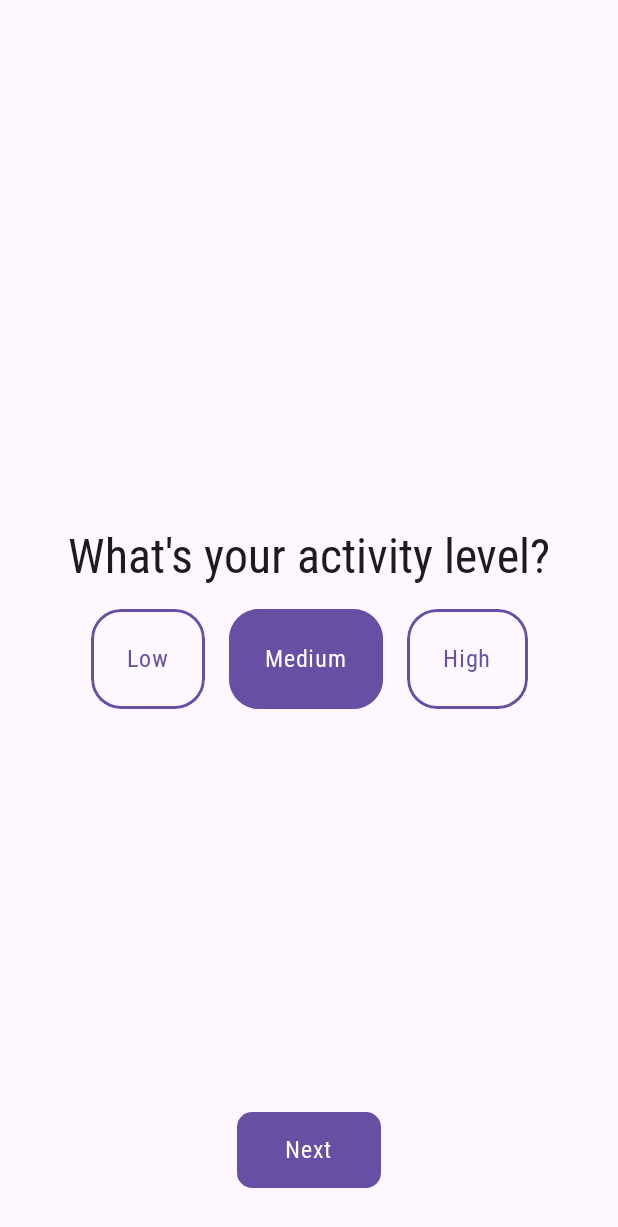
After one commit to zacefix/MyCaloryTracker, an Android app built with Jetpack Compose: the ActivityScreen screen opened through its navigation route, on a phone screen of 412 x 824 dp. The commit adds this screen. Shown: the top 1227 px of the screen. Run offline under Robolectric (Android 15) with nearby library versions, the phone set to English and light mode, and no system bars; our stand-ins replace Dagger/Hilt's generated code, accompanist.

Commit message:
step four

```diff
--- a/app/src/main/java/com/example/mycalorytracker/MainActivity.kt
+++ b/app/src/main/java/com/example/mycalorytracker/MainActivity.kt
@@ -1,13 +1,18 @@
 package com.example.mycalorytracker
 
+import android.annotation.SuppressLint
 import android.os.Bundle
 import androidx.activity.ComponentActivity
 import androidx.activity.compose.setContent
 import androidx.compose.foundation.layout.fillMaxSize
 import androidx.compose.material3.MaterialTheme
+import androidx.compose.material3.Scaffold
+import androidx.compose.material3.SnackbarHost
+import androidx.compose.material3.SnackbarHostState
 import androidx.compose.material3.Surface
 import androidx.compose.material3.Text
 import androidx.compose.runtime.Composable
+import androidx.compose.runtime.remember
 import androidx.compose.ui.Modifier
 import androidx.compose.ui.tooling.preview.Preview
 import androidx.navigation.compose.NavHost
@@ -16,48 +21,68 @@ import androidx.navigation.compose.rememberNavController
 import com.example.core.navigation.Route
 import com.example.mycalorytracker.navigation.navigate
 import com.example.mycalorytracker.ui.theme.MyCaloryTrackerTheme
+import com.example.onboarding_presentation.activity.ActivityScreen
+import com.example.onboarding_presentation.age.AgeScreen
 import com.example.onboarding_presentation.gender.GenderScreen
+import com.example.onboarding_presentation.height.HeightScreen
+import com.example.onboarding_presentation.weight.WeightScreen
 import com.example.onboarding_presentation.welcome.WelcomeScreen
 import dagger.hilt.android.AndroidEntryPoint
 
 
 @AndroidEntryPoint
 class MainActivity : ComponentActivity() {
+    @SuppressLint("UnusedMaterial3ScaffoldPaddingParameter")
     override fun onCreate(savedInstanceState: Bundle?) {
         super.onCreate(savedInstanceState)
         setContent {
             MyCaloryTrackerTheme {
-                // A surface container using the 'background' color from the theme
+                val navController = rememberNavController()
+                val snackBarState = remember { SnackbarHostState() }
+
                 Surface(
                     modifier = Modifier.fillMaxSize(),
                     color = MaterialTheme.colorScheme.background
                 ) {
-                    val navController = rememberNavController()
+                    Scaffold(
+                        modifier = Modifier.fillMaxSize(),
+                        snackbarHost = { SnackbarHost(snackBarState) }
+                    ) {
                         NavHost(
                             navController = navController,
                             startDestination = Route.WELCOME
                         ) {
                             composable(Route.WELCOME) {
-                            WelcomeScreen(navController::navigate)
-                        }
-                        composable(Route.AGE) {
-
+                                WelcomeScreen(onNavigate = navController::navigate)
                             }
                             composable(Route.GENDER) {
                                 GenderScreen(onNavigate = navController::navigate)
                             }
+                            composable(Route.AGE) {
+                                AgeScreen(
+                                    snackBarState = snackBarState,
+                                    onNavigate = navController::navigate
+                                )
+                            }
                             composable(Route.WEIGHT) {
-
+                                WeightScreen(
+                                    snackBarState = snackBarState,
+                                    onNavigate = navController::navigate
+                                )
                             }
                             composable(Route.HEIGHT) {
-
+                                HeightScreen(
+                                    snackBarState = snackBarState,
+                                    onNavigate = navController::navigate
+                                )
+                            }
+                            composable(Route.ACTIVITY) {
+                                ActivityScreen(onNavigate = navController::navigate)
                             }
                             composable(Route.NUTRIENT_GOAL) {
 
                             }
-                        composable(Route.ACTIVITY) {
 
-                        }
                             composable(Route.GOAL) {
 
                             }
@@ -69,8 +94,11 @@ class MainActivity : ComponentActivity() {
                             }
                         }
                     }
+
                 }
             }
+        }
+
     }
 }
 
--- a/app/src/main/java/com/example/mycalorytracker/di/AppModule.kt
+++ b/app/src/main/java/com/example/mycalorytracker/di/AppModule.kt
@@ -5,6 +5,7 @@ import android.content.Context.MODE_PRIVATE
 import android.content.SharedPreferences
 import com.example.core.domain.DefaultPreferences
 import com.example.core.domain.preferences.Preferences
+import com.example.core.domain.use_case.FilterOutDigits
 import dagger.Module
 import dagger.Provides
 import dagger.hilt.InstallIn
@@ -27,5 +28,10 @@ object AppModule {
         return DefaultPreferences(sharedPreferences)
     }
 
+    @Provides
+    @Singleton
+    fun provideFilterOutDigitsUseCase(): FilterOutDigits {
+        return FilterOutDigits()
+    }
 
 }
--- a/core/src/main/java/com/example/core/util/UiEvent.kt
+++ b/core/src/main/java/com/example/core/util/UiEvent.kt
@@ -3,4 +3,5 @@ package com.example.core.util
 sealed class UiEvent {
     data class Navigate(val route: String) : UiEvent()
     data object NavigateUp : UiEvent()
+    data class ShowSnackBar(val message: UiText) : UiEvent()
 }
--- /dev/null
+++ b/onboarding/onboarding_presentation/src/main/java/com/example/onboarding_presentation/activity/ActivityScreen.kt
@@ -0,0 +1,95 @@
+package com.example.onboarding_presentation.activity
+
+import androidx.compose.foundation.layout.Arrangement
+import androidx.compose.foundation.layout.Box
+import androidx.compose.foundation.layout.Column
+import androidx.compose.foundation.layout.Row
+import androidx.compose.foundation.layout.Spacer
+import androidx.compose.foundation.layout.fillMaxSize
+import androidx.compose.foundation.layout.height
+import androidx.compose.foundation.layout.padding
+import androidx.compose.foundation.layout.width
+import androidx.compose.material3.MaterialTheme
+import androidx.compose.material3.Text
+import androidx.compose.runtime.Composable
+import androidx.compose.runtime.LaunchedEffect
+import androidx.compose.ui.Alignment
+import androidx.compose.ui.Modifier
+import androidx.compose.ui.graphics.Color
+import androidx.compose.ui.res.stringResource
+import androidx.hilt.navigation.compose.hiltViewModel
+import com.example.core.R
+import com.example.core.domain.model.ActivityLevel
+import com.example.core.domain.model.Gender
+import com.example.core.util.UiEvent
+import com.example.core_ui.LocalSpacing
+import com.example.onboarding_presentation.components.ActionButton
+import com.example.onboarding_presentation.components.SelectableButton
+
+@Composable
+fun ActivityScreen(
+    onNavigate: (UiEvent.Navigate) -> Unit,
+    viewModel: ActivityViewModel = hiltViewModel()
+) {
+    val spacing = LocalSpacing.current
+    LaunchedEffect(key1 = true) {
+        viewModel.uiEvent.collect { event ->
+            when (event) {
+                is UiEvent.Navigate -> onNavigate(event)
+                else -> Unit
+            }
+        }
+    }
+
+    Box(
+        modifier = Modifier
+            .fillMaxSize()
+            .padding(spacing.spaceLarge)
+    ) {
+        Column(
+            modifier = Modifier.fillMaxSize(),
+            verticalArrangement = Arrangement.Center,
+            horizontalAlignment = Alignment.CenterHorizontally
+        ) {
+            Text(
+                text = stringResource(id = R.string.whats_your_activity_level),
+                style = MaterialTheme.typography.headlineMedium
+            )
+            Spacer(modifier = Modifier.height(spacing.spaceMedium))
+            Row {
+                SelectableButton(
+                    text = stringResource(id = R.string.low),
+                    isSelected = viewModel.selectedActivityLevel is ActivityLevel.Low,
+                    color = MaterialTheme.colorScheme.primary,
+                    selectedTextColor = Color.White,
+                    onClick = { viewModel.onActivityClick(ActivityLevel.Low) })
+
+                Spacer(modifier = Modifier.width(spacing.spaceMedium))
+
+                SelectableButton(
+                    text = stringResource(id = R.string.medium),
+                    isSelected = viewModel.selectedActivityLevel is ActivityLevel.Medium,
+                    color = MaterialTheme.colorScheme.primary,
+                    selectedTextColor = Color.White,
+                    onClick = { viewModel.onActivityClick(ActivityLevel.Medium) })
+
+                Spacer(modifier = Modifier.width(spacing.spaceMedium))
+
+                SelectableButton(
+                    text = stringResource(id = R.string.high),
+                    isSelected = viewModel.selectedActivityLevel is ActivityLevel.High,
+                    color = MaterialTheme.colorScheme.primary,
+                    selectedTextColor = Color.White,
+                    onClick = { viewModel.onActivityClick(ActivityLevel.High) })
+            }
+        }
+
+        ActionButton(
+            text = stringResource(id = R.string.next),
+            onClick = viewModel::onNextClick,
+            modifier = Modifier.align(Alignment.BottomCenter)
+        )
+
+    }
+
+}
--- /dev/null
+++ b/onboarding/onboarding_presentation/src/main/java/com/example/onboarding_presentation/activity/ActivityViewModel.kt
@@ -0,0 +1,40 @@
+package com.example.onboarding_presentation.activity
+
+import androidx.compose.runtime.getValue
+import androidx.compose.runtime.mutableStateOf
+import androidx.compose.runtime.setValue
+import androidx.lifecycle.ViewModel
+import androidx.lifecycle.viewModelScope
+import com.example.core.domain.model.ActivityLevel
+import com.example.core.domain.model.Gender
+import com.example.core.domain.preferences.Preferences
+import com.example.core.navigation.Route
+import com.example.core.util.UiEvent
+import dagger.hilt.android.lifecycle.HiltViewModel
+import kotlinx.coroutines.channels.Channel
+import kotlinx.coroutines.flow.receiveAsFlow
+import kotlinx.coroutines.launch
+import javax.inject.Inject
+
+@HiltViewModel
+class ActivityViewModel @Inject constructor(
+    private val preferences: Preferences
+) : ViewModel() {
+    var selectedActivityLevel by mutableStateOf<ActivityLevel>(ActivityLevel.Medium)
+        private set
+
+    private val _uiEvent = Channel<UiEvent>()
+    val uiEvent = _uiEvent.receiveAsFlow()
+
+    fun onActivityClick(activityLevel: ActivityLevel) {
+        selectedActivityLevel = activityLevel
+    }
+
+    fun onNextClick() {
+        viewModelScope.launch {
+            preferences.saveActivityLevel(selectedActivityLevel)
+            _uiEvent.send(UiEvent.Navigate(Route.GOAL))
+        }
+    }
+
+}
--- a/onboarding/onboarding_presentation/src/main/java/com/example/onboarding_presentation/welcome/WelcomeScreen.kt
+++ b/onboarding/onboarding_presentation/src/main/java/com/example/onboarding_presentation/welcome/WelcomeScreen.kt
@@ -35,7 +35,7 @@ fun WelcomeScreen(
         Text(
             text = stringResource(id = R.string.welcome_text),
             textAlign = TextAlign.Center,
-            style = MaterialTheme.typography.labelSmall
+            style = MaterialTheme.typography.labelLarge
         )
         Spacer(modifier = Modifier.height(spacing.spaceMedium))
 
```
Also changed, not shown: core/src/main/java/com/example/core/domain/use_case/FilterOutDigits.kt (added, +7 -0 lines), core/src/main/java/com/example/core/util/UiText.kt (added, +14 -0 lines), onboarding/onboarding_presentation/src/main/java/com/example/onboarding_presentation/age/AgeScreen.kt (added, +79 -0 lines), onboarding/onboarding_presentation/src/main/java/com/example/onboarding_presentation/age/AgeViewModel.kt (added, +51 -0 lines), onboarding/onboarding_presentation/src/main/java/com/example/onboarding_presentation/components/UnitTextField.kt (+15 -13 lines), onboarding/onboarding_presentation/src/main/java/com/example/onboarding_presentation/height/HeightScreen.kt (added, +79 -0 lines), onboarding/onboarding_presentation/src/main/java/com/example/onboarding_presentation/height/HeightViewModel.kt (added, +51 -0 lines), onboarding/onboarding_presentation/src/main/java/com/example/onboarding_presentation/weight/WeightScreen.kt (added, +79 -0 lines), onboarding/onboarding_presentation/src/main/java/com/example/onboarding_presentation/weight/WeightViewModel.kt (added, +49 -0 lines). Lines whose indentation alone changed are shown as unchanged.
